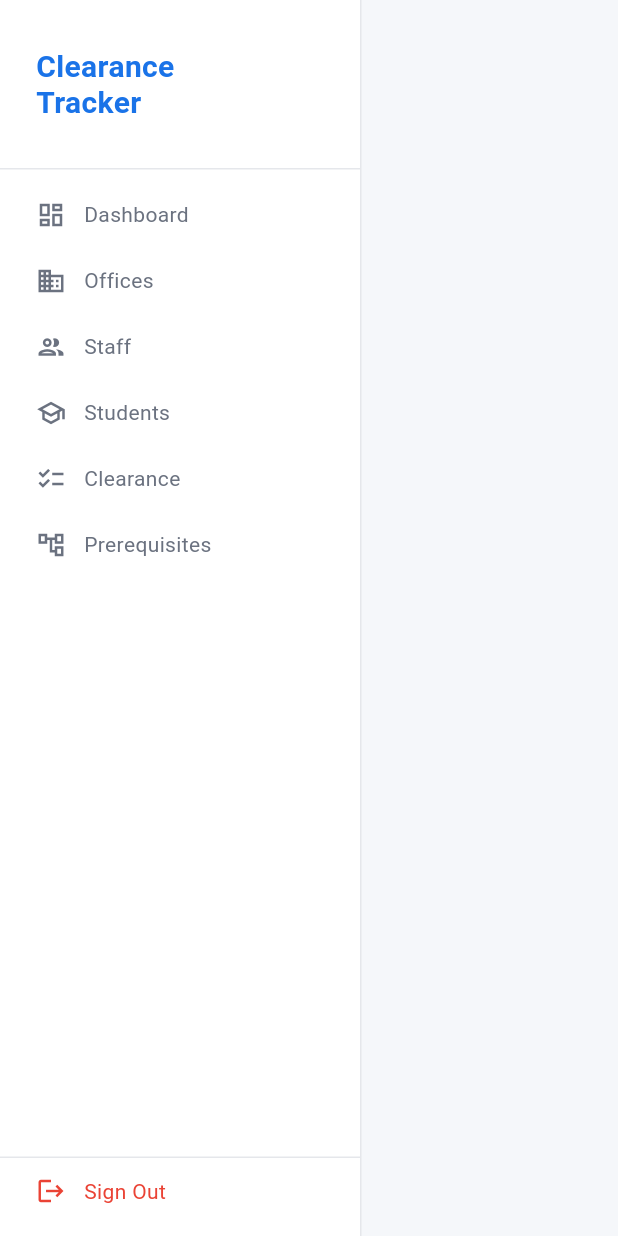
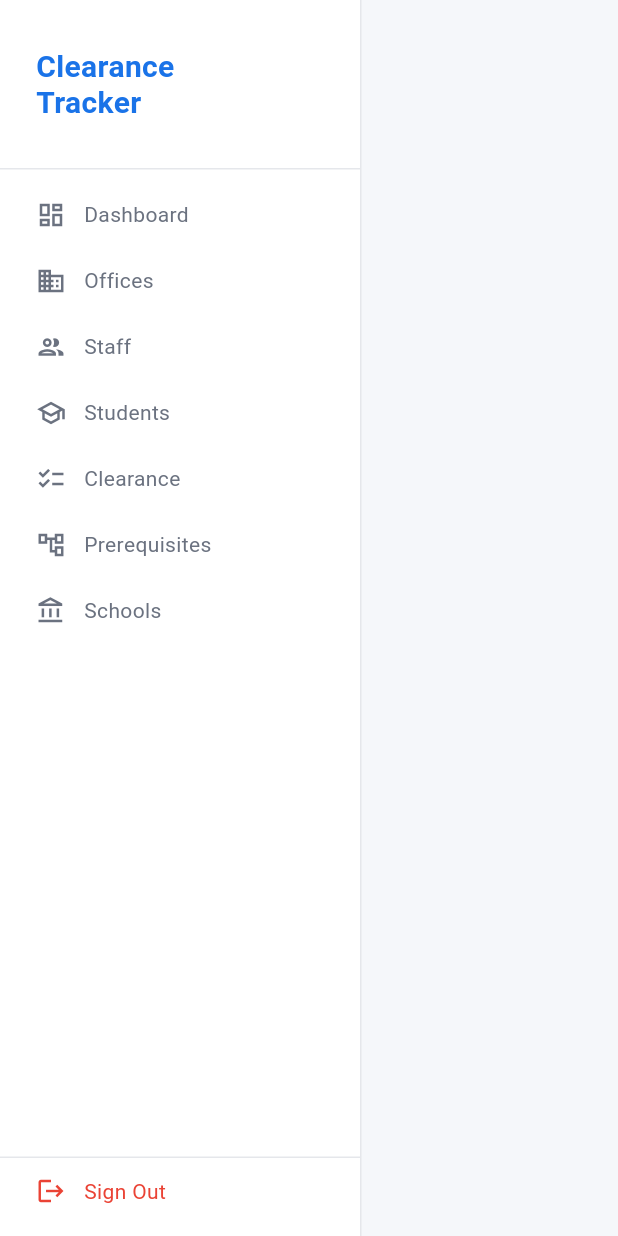
Before and after one commit to KaiyouS/student_clearance_tracker, a Flutter app: the AdminShell screen opened directly with empty values, on a phone screen of 412 x 824 dp. Run offline on Flutter 3.47's test engine with Material 3 defaults, Android fonts, the phone set to English and light mode, and no system bars; our stand-ins replace go_router, supabase_flutter; accounts and stored records are empty.

Commit message:
chore(router): add schools route and sidebar nav item

```diff
--- a/lib/admin/shell/sidebar_widget.dart
+++ b/lib/admin/shell/sidebar_widget.dart
@@ -69,6 +69,12 @@ class SidebarWidget extends StatelessWidget {
             label:    'Prerequisites',
             path:     '/admin/prerequisites',
             isActive: location == '/admin/prerequisites',
+          ),
+          _NavItem(
+            icon:     Icons.account_balance_outlined,
+            label:    'Schools',
+            path:     '/admin/schools',
+            isActive: location == '/admin/schools',
           ),
           const Spacer(),
           const Divider(height: 1, color: AppTheme.border),
--- a/lib/router.dart
+++ b/lib/router.dart
@@ -7,6 +7,7 @@ import 'admin/shell/admin_shell.dart';
 import 'admin/screens/dashboard_screen.dart';
 import 'admin/screens/offices_screen.dart';
 import 'admin/screens/prerequisites_screen.dart';
+import 'admin/screens/schools_screen.dart';
 import 'admin/screens/staff_screen.dart';
 import 'admin/screens/students_screen.dart';
 import 'student/screens/home_screen.dart';
@@ -99,6 +100,10 @@ final router = GoRouter(
           path: '/admin/students',
           builder: (context, state) => const StudentsScreen(),
         ),
+        GoRoute(
+          path: '/admin/schools',
+          builder: (context, state) => const SchoolsScreen(),
+        ),
       ],
     ),
 
```
